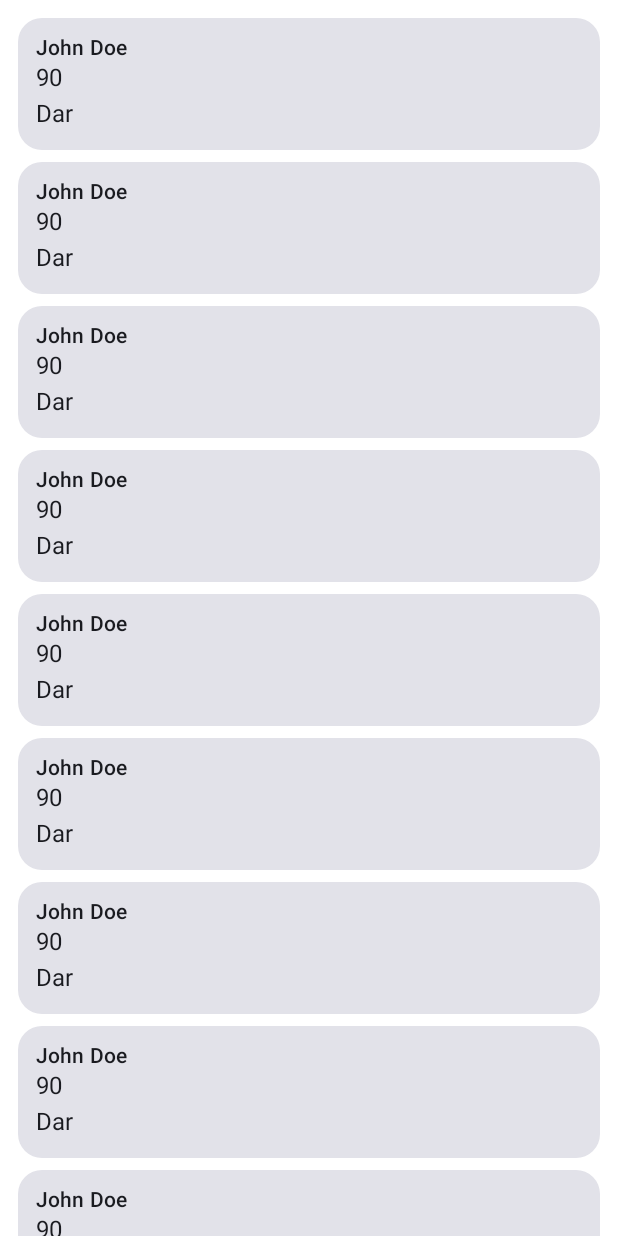
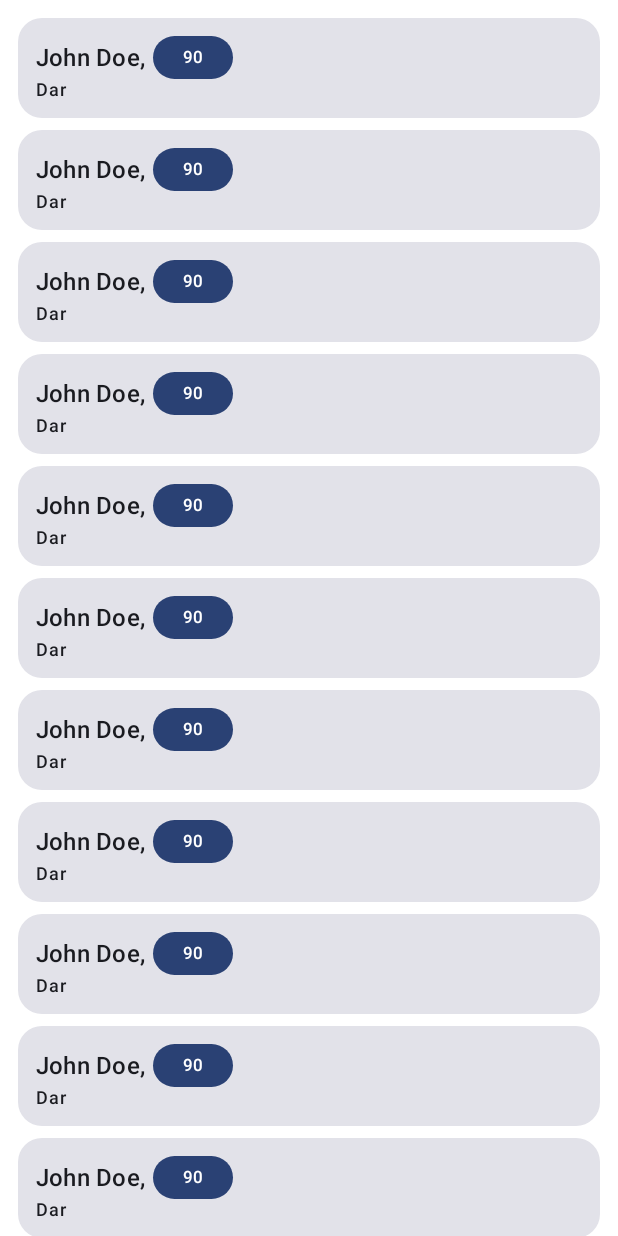
Before and after one commit to sevenreup/ComposeApiTests, an Android app built with Jetpack Compose: the @Preview function UserCardPreview, on a phone screen of 412 x 824 dp. Run offline under Robolectric (Android 15) with nearby library versions, the phone set to English and light mode, and no system bars; network calls fail.

Commit message:
user card changes

```diff
--- a/app/src/main/java/com/skybox/composeapitests/ui/components/UserCard.kt
+++ b/app/src/main/java/com/skybox/composeapitests/ui/components/UserCard.kt
@@ -1,12 +1,15 @@
 package com.skybox.composeapitests.ui.components
 
+import androidx.compose.foundation.background
 import androidx.compose.foundation.layout.*
 import androidx.compose.foundation.lazy.LazyColumn
 import androidx.compose.foundation.lazy.items
+import androidx.compose.foundation.shape.RoundedCornerShape
 import androidx.compose.material3.Card
 import androidx.compose.material3.MaterialTheme
 import androidx.compose.material3.Text
 import androidx.compose.runtime.Composable
+import androidx.compose.ui.Alignment
 import androidx.compose.ui.Modifier
 import androidx.compose.ui.tooling.preview.Preview
 import androidx.compose.ui.unit.dp
@@ -16,16 +19,36 @@ import com.skybox.composeapitests.ui.theme.ComposeApiTestsTheme
 @Composable
 fun UserCard(user: User) {
     Card(modifier = Modifier.fillMaxWidth()) {
-        Column(modifier = Modifier
-            .padding(12.dp)
-            .fillMaxWidth()) {
+        Column(
+            modifier = Modifier
+                .padding(12.dp)
+                .fillMaxWidth()
+        ) {
+            Row(modifier = Modifier.fillMaxWidth(), verticalAlignment = Alignment.CenterVertically) {
+                Text(
+                    text = "${user.name} ${user.surname}, ",
+                    style = MaterialTheme.typography.titleMedium
+                )
+                Box(
+                    modifier = Modifier.background(
+                        color = MaterialTheme.colorScheme.primary,
+                        shape = RoundedCornerShape(50.dp)
+                    )
+                ) {
+                    Text(
+                        text = "${user.age}",
+                        modifier = Modifier
+                            .padding(8.dp)
+                            .padding(horizontal = 12.dp),
+                        style = MaterialTheme.typography.labelSmall.copy(color = MaterialTheme.colorScheme.onPrimary)
+                    )
+                }
+            }
             Text(
-                text = "${user.name} ${user.surname}",
-                style = MaterialTheme.typography.labelLarge,
+                text = user.city,
+                style = MaterialTheme.typography.labelMedium,
                 modifier = Modifier.fillMaxWidth()
             )
-            Text(text = "${user.age}")
-            Text(text = user.city)
         }
     }
 }
--- a/app/src/main/res/values/strings.xml
+++ b/app/src/main/res/values/strings.xml
@@ -1,3 +1,3 @@
 <resources>
-    <string name="app_name">ComposeApiTests</string>
+    <string name="app_name">Compose Api Tests</string>
 </resources>
```
